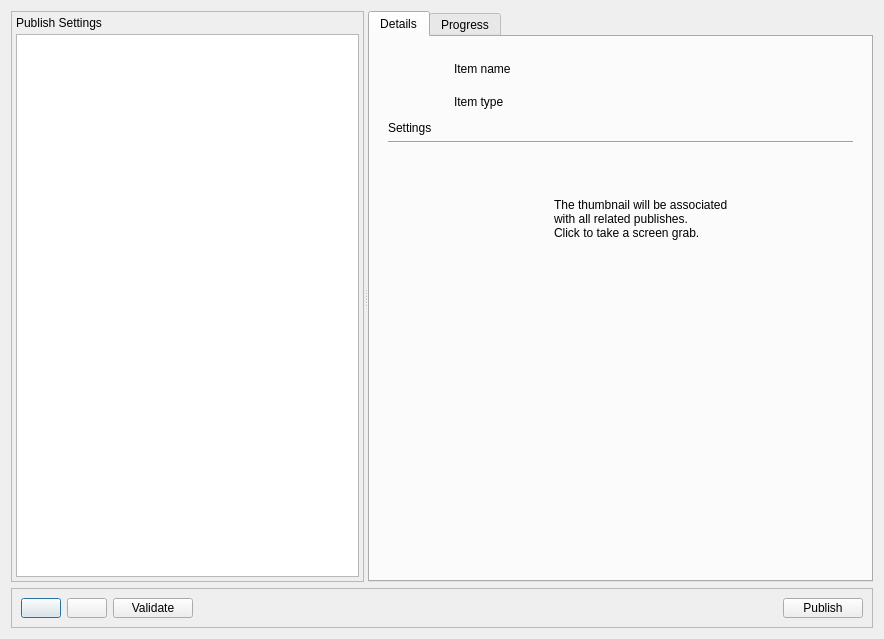
This is resources/dialog.ui in shotgunsoftware/tk-multi-publish2 as Qt 5 draws it before an edit. The edited form follows.
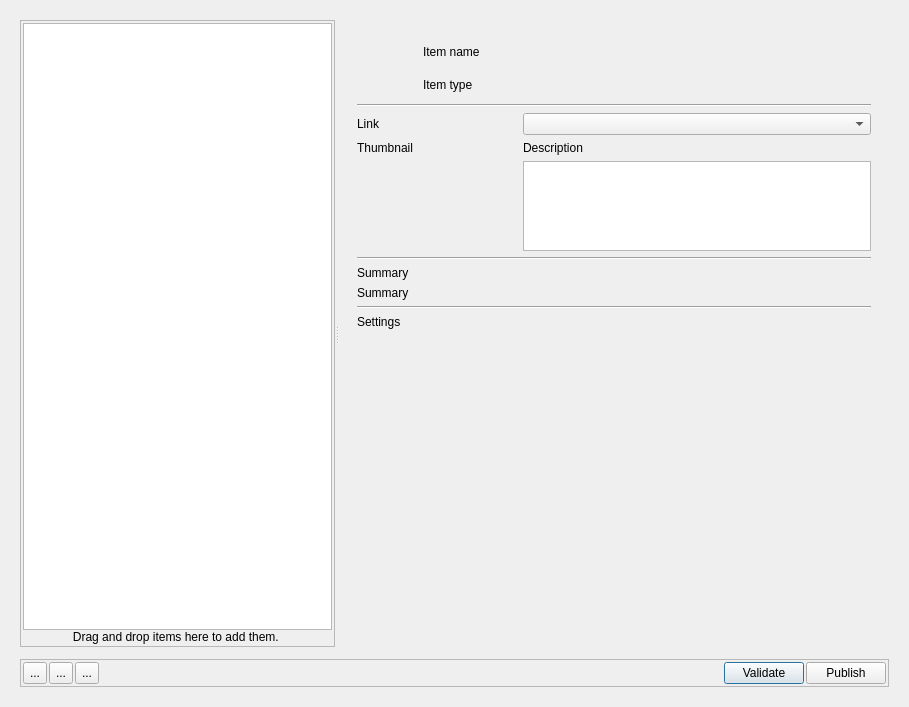
This is the edited form. The open tabs and pages were chosen to show the change. Icons and pictures are not drawn. Custom widgets are drawn as their Qt base class.

What changed in the file:
```diff
--- a/resources/dialog.ui
+++ b/resources/dialog.ui
@@ -6,22 +6,143 @@
    <rect>
     <x>0</x>
     <y>0</y>
-    <width>884</width>
-    <height>639</height>
+    <width>909</width>
+    <height>707</height>
    </rect>
   </property>
   <property name="windowTitle">
    <string>Shotgun Publish</string>
   </property>
+  <layout class="QVBoxLayout" name="verticalLayout_7">
+   <item>
+    <widget class="QStackedWidget" name="main_stack">
+     <property name="currentIndex">
+      <number>1</number>
+     </property>
+     <widget class="QWidget" name="large_drop_area_frame">
   <layout class="QVBoxLayout" name="verticalLayout_3">
    <item>
-    <widget class="QSplitter" name="splitter">
-     <property name="orientation">
-      <enum>Qt::Horizontal</enum>
-     </property>
-     <widget class="QWidget" name="verticalLayoutWidget">
+        <widget class="DropAreaFrame" name="large_drop_area">
+         <property name="frameShape">
+          <enum>QFrame::StyledPanel</enum>
+         </property>
+         <property name="frameShadow">
+          <enum>QFrame::Raised</enum>
+         </property>
       <layout class="QVBoxLayout" name="verticalLayout">
        <item>
+           <spacer name="verticalSpacer">
+            <property name="orientation">
+             <enum>Qt::Vertical</enum>
+            </property>
+            <property name="sizeHint" stdset="0">
+             <size>
+              <width>20</width>
+              <height>98</height>
+             </size>
+            </property>
+           </spacer>
+          </item>
+          <item>
+           <layout class="QHBoxLayout" name="horizontalLayout_3">
+            <item>
+             <spacer name="horizontalSpacer_4">
+              <property name="orientation">
+               <enum>Qt::Horizontal</enum>
+              </property>
+              <property name="sizeHint" stdset="0">
+               <size>
+                <width>40</width>
+                <height>20</height>
+               </size>
+              </property>
+             </spacer>
+            </item>
+            <item>
+             <widget class="QLabel" name="label_5">
+              <property name="minimumSize">
+               <size>
+                <width>128</width>
+                <height>128</height>
+               </size>
+              </property>
+              <property name="maximumSize">
+               <size>
+                <width>128</width>
+                <height>128</height>
+               </size>
+              </property>
+              <property name="text">
+               <string/>
+              </property>
+              <property name="pixmap">
+               <pixmap resource="resources.qrc">:/tk_multi_publish2/icon_256.png</pixmap>
+              </property>
+              <property name="scaledContents">
+               <bool>true</bool>
+              </property>
+              <property name="alignment">
+               <set>Qt::AlignCenter</set>
+              </property>
+             </widget>
+            </item>
+            <item>
+             <spacer name="horizontalSpacer_5">
+              <property name="orientation">
+               <enum>Qt::Horizontal</enum>
+              </property>
+              <property name="sizeHint" stdset="0">
+               <size>
+                <width>40</width>
+                <height>20</height>
+               </size>
+              </property>
+             </spacer>
+            </item>
+           </layout>
+          </item>
+          <item>
+           <widget class="QLabel" name="large_drop_area_label">
+            <property name="text">
+             <string>Drag and drop 
+files you want to publish.</string>
+            </property>
+            <property name="alignment">
+             <set>Qt::AlignCenter</set>
+            </property>
+           </widget>
+          </item>
+          <item>
+           <spacer name="verticalSpacer_2">
+            <property name="orientation">
+             <enum>Qt::Vertical</enum>
+            </property>
+            <property name="sizeHint" stdset="0">
+             <size>
+              <width>20</width>
+              <height>213</height>
+             </size>
+            </property>
+           </spacer>
+          </item>
+         </layout>
+        </widget>
+       </item>
+      </layout>
+     </widget>
+     <widget class="QWidget" name="main_ui_frame">
+      <layout class="QVBoxLayout" name="verticalLayout_4">
+       <item>
+        <widget class="QSplitter" name="splitter">
+         <property name="sizePolicy">
+          <sizepolicy hsizetype="Expanding" vsizetype="Expanding">
+           <horstretch>0</horstretch>
+           <verstretch>0</verstretch>
+          </sizepolicy>
+         </property>
+         <property name="orientation">
+          <enum>Qt::Horizontal</enum>
+         </property>
         <widget class="DropAreaFrame" name="frame">
          <property name="frameShape">
           <enum>QFrame::StyledPanel</enum>
@@ -34,30 +155,22 @@
            <number>0</number>
           </property>
           <property name="margin">
-           <number>0</number>
+            <number>2</number>
           </property>
           <item>
-           <widget class="QStackedWidget" name="items_tree_stack">
-            <property name="currentIndex">
-             <number>0</number>
-            </property>
-            <widget class="QWidget" name="page">
-             <layout class="QVBoxLayout" name="verticalLayout_15">
-              <property name="spacing">
-               <number>4</number>
-              </property>
-              <property name="margin">
-               <number>4</number>
-              </property>
-              <item>
-               <widget class="QLabel" name="items_tree_label">
-                <property name="text">
-                 <string>Please choose items to publish</string>
-                </property>
-               </widget>
-              </item>
-              <item>
-               <widget class="QTreeWidget" name="items_tree">
+            <widget class="PublishTreeWidget" name="items_tree">
+             <property name="acceptDrops">
+              <bool>true</bool>
+             </property>
+             <property name="dragEnabled">
+              <bool>true</bool>
+             </property>
+             <property name="dragDropMode">
+              <enum>QAbstractItemView::InternalMove</enum>
+             </property>
+             <property name="selectionMode">
+              <enum>QAbstractItemView::ExtendedSelection</enum>
+             </property>
                 <attribute name="headerVisible">
                  <bool>false</bool>
                 </attribute>
@@ -68,76 +181,31 @@
                 </column>
                </widget>
               </item>
-             </layout>
-            </widget>
-            <widget class="QWidget" name="page_2">
-             <layout class="QVBoxLayout" name="verticalLayout_14">
-              <property name="spacing">
-               <number>4</number>
-              </property>
-              <property name="margin">
-               <number>4</number>
-              </property>
               <item>
-               <widget class="QLabel" name="reversed_items_tree_label">
+            <widget class="QLabel" name="text_below_item_tree">
                 <property name="text">
-                 <string>Publish Settings</string>
-                </property>
-               </widget>
-              </item>
-              <item>
-               <widget class="QTreeWidget" name="reversed_items_tree">
-                <attribute name="headerVisible">
-                 <bool>false</bool>
-                </attribute>
-                <column>
-                 <property name="text">
-                  <string notr="true">1</string>
-                 </property>
-                </column>
+              <string>Drag and drop items here to add them. </string>
+             </property>
+             <property name="alignment">
+              <set>Qt::AlignCenter</set>
+             </property>
                </widget>
               </item>
              </layout>
             </widget>
-           </widget>
-          </item>
-         </layout>
-        </widget>
-       </item>
-      </layout>
-     </widget>
-     <widget class="QTabWidget" name="right_tabs">
-      <property name="currentIndex">
-       <number>0</number>
-      </property>
-      <widget class="QWidget" name="details_tab">
-       <attribute name="title">
-        <string>Details</string>
-       </attribute>
+         <widget class="QFrame" name="details_frame">
        <layout class="QVBoxLayout" name="verticalLayout_5">
         <item>
          <widget class="QStackedWidget" name="details_stack">
           <property name="currentIndex">
            <number>0</number>
           </property>
-          <widget class="QWidget" name="details_summary">
-           <widget class="Line" name="summary_divider">
-            <property name="geometry">
-             <rect>
-              <x>12</x>
-              <y>85</y>
-              <width>455</width>
-              <height>16</height>
-             </rect>
-            </property>
-            <property name="orientation">
-             <enum>Qt::Horizontal</enum>
-            </property>
-           </widget>
-           <widget class="QWidget" name="">
+             <widget class="QWidget" name="details_item">
+              <layout class="QVBoxLayout" name="verticalLayout_6">
+               <item>
             <layout class="QHBoxLayout" name="horizontalLayout_2">
              <item>
-              <widget class="QLabel" name="summary_icon">
+                  <widget class="QLabel" name="item_icon">
                <property name="minimumSize">
                 <size>
                  <width>60</width>
@@ -159,83 +227,95 @@
               </widget>
              </item>
              <item>
-              <widget class="QLabel" name="summary_header">
+                  <layout class="QVBoxLayout" name="verticalLayout_12">
+                   <item>
+                    <widget class="QLabel" name="item_name">
+                     <property name="sizePolicy">
+                      <sizepolicy hsizetype="Ignored" vsizetype="Preferred">
+                       <horstretch>0</horstretch>
+                       <verstretch>0</verstretch>
+                      </sizepolicy>
+                     </property>
                <property name="text">
-                <string>SUMMARY</string>
-               </property>
-               <property name="wordWrap">
-                <bool>true</bool>
-               </property>
-              </widget>
-             </item>
-            </layout>
-           </widget>
-           <widget class="QWidget" name="">
-            <property name="geometry">
-             <rect>
-              <x>17</x>
-              <y>100</y>
-              <width>341</width>
-              <height>325</height>
-             </rect>
-            </property>
-            <layout class="QFormLayout" name="formLayout">
-             <item row="0" column="0">
-              <widget class="QLabel" name="label_4">
+                      <string>Item name</string>
+                     </property>
+                    </widget>
+                   </item>
+                   <item>
+                    <widget class="QLabel" name="item_type">
+                     <property name="sizePolicy">
+                      <sizepolicy hsizetype="Ignored" vsizetype="Preferred">
+                       <horstretch>0</horstretch>
+                       <verstretch>0</verstretch>
+                      </sizepolicy>
+                     </property>
                <property name="text">
-                <string>Publishing to</string>
+                      <string>Item type</string>
                </property>
               </widget>
              </item>
-             <item row="0" column="1">
-              <widget class="QStackedWidget" name="context_stack">
-               <property name="currentIndex">
-                <number>0</number>
-               </property>
-               <widget class="QWidget" name="context_display">
-                <layout class="QHBoxLayout" name="horizontalLayout_9">
-                 <property name="spacing">
-                  <number>0</number>
-                 </property>
-                 <property name="margin">
-                  <number>0</number>
-                 </property>
+                  </layout>
+                 </item>
+                </layout>
+               </item>
                  <item>
-                  <layout class="QHBoxLayout" name="horizontalLayout_3">
-                   <property name="spacing">
-                    <number>0</number>
-                   </property>
-                   <item>
-                    <widget class="QLabel" name="summary_context">
-                     <property name="text">
-                      <string>Current Context</string>
-                     </property>
+                <widget class="Line" name="item_divider_1">
+                 <property name="orientation">
+                  <enum>Qt::Horizontal</enum>
+                 </property>
                     </widget>
                    </item>
                    <item>
-                    <widget class="QToolButton" name="summary_context_edit">
-                     <property name="text">
-                      <string>...</string>
-                     </property>
-                    </widget>
-                   </item>
-                  </layout>
-                 </item>
-                </layout>
-               </widget>
-               <widget class="QWidget" name="context_input">
-                <layout class="QHBoxLayout" name="horizontalLayout_8">
-                 <property name="spacing">
-                  <number>0</number>
-                 </property>
-                 <property name="margin">
-                  <number>0</number>
-                 </property>
-                 <item>
-                  <widget class="GlobalSearchWidget" name="summary_context_select"/>
-                 </item>
-                </layout>
-               </widget>
+                <layout class="QGridLayout" name="gridLayout">
+                 <item row="2" column="1">
+                  <widget class="QPlainTextEdit" name="item_comments">
+                   <property name="sizePolicy">
+                    <sizepolicy hsizetype="Expanding" vsizetype="Preferred">
+                     <horstretch>0</horstretch>
+                     <verstretch>0</verstretch>
+                    </sizepolicy>
+                   </property>
+                   <property name="minimumSize">
+                    <size>
+                     <width>0</width>
+                     <height>90</height>
+                    </size>
+                   </property>
+                   <property name="maximumSize">
+                    <size>
+                     <width>16777215</width>
+                     <height>90</height>
+                    </size>
+                   </property>
+                  </widget>
+                 </item>
+                 <item row="2" column="0">
+                  <widget class="Thumbnail" name="item_thumbnail">
+                   <property name="minimumSize">
+                    <size>
+                     <width>160</width>
+                     <height>90</height>
+                    </size>
+                   </property>
+                   <property name="maximumSize">
+                    <size>
+                     <width>160</width>
+                     <height>90</height>
+                    </size>
+                   </property>
+                   <property name="text">
+                    <string/>
+                   </property>
+                   <property name="scaledContents">
+                    <bool>true</bool>
+                   </property>
+                  </widget>
+                 </item>
+                 <item row="1" column="1">
+                  <widget class="QLabel" name="label_6">
+                   <property name="text">
+                    <string>Description</string>
+                   </property>
               </widget>
              </item>
              <item row="1" column="0">
@@ -245,40 +325,64 @@
                </property>
               </widget>
              </item>
-             <item row="1" column="1">
-              <widget class="Thumbnail" name="summary_thumbnail">
-               <property name="minimumSize">
-                <size>
-                 <width>160</width>
-                 <height>90</height>
-                </size>
-               </property>
-               <property name="maximumSize">
-                <size>
-                 <width>160</width>
-                 <height>90</height>
-                </size>
-               </property>
+                 <item row="0" column="0">
+                  <widget class="QLabel" name="label_4">
+                   <property name="text">
+                    <string>Link</string>
+                   </property>
+                  </widget>
+                 </item>
+                 <item row="0" column="1">
+                  <widget class="QComboBox" name="item_context"/>
+                 </item>
+                </layout>
+               </item>
+               <item>
+                <widget class="Line" name="item_divider_3">
+                 <property name="orientation">
+                  <enum>Qt::Horizontal</enum>
+                 </property>
+                </widget>
+               </item>
+               <item>
+                <widget class="QLabel" name="item_summary_label">
                <property name="text">
-                <string/>
-               </property>
-               <property name="scaledContents">
-                <bool>true</bool>
+                  <string>Summary</string>
+                 </property>
+                </widget>
+               </item>
+               <item>
+                <widget class="QLabel" name="item_summary">
+                 <property name="text">
+                  <string>Summary</string>
                </property>
               </widget>
              </item>
-             <item row="2" column="0">
-              <widget class="QLabel" name="label_3">
+               <item>
+                <widget class="Line" name="item_divider_2">
+                 <property name="orientation">
+                  <enum>Qt::Horizontal</enum>
+                 </property>
+                </widget>
+               </item>
+               <item>
+                <widget class="QLabel" name="item_settings_label">
                <property name="text">
-                <string>Description</string>
+                  <string>Settings</string>
                </property>
               </widget>
              </item>
-             <item row="2" column="1">
-              <widget class="QPlainTextEdit" name="summary_comments"/>
-             </item>
-            </layout>
-           </widget>
+               <item>
+                <widget class="SettingsWidget" name="item_settings" native="true">
+                 <property name="sizePolicy">
+                  <sizepolicy hsizetype="Preferred" vsizetype="Expanding">
+                   <horstretch>0</horstretch>
+                   <verstretch>0</verstretch>
+                  </sizepolicy>
+                 </property>
+                </widget>
+               </item>
+              </layout>
           </widget>
           <widget class="QWidget" name="details_task">
            <layout class="QVBoxLayout" name="verticalLayout_11">
@@ -351,192 +455,8 @@
             </item>
            </layout>
           </widget>
-          <widget class="QWidget" name="details_plugin">
-           <layout class="QVBoxLayout" name="verticalLayout_10">
-            <item>
-             <layout class="QHBoxLayout" name="horizontalLayout_5">
-              <item>
-               <widget class="QLabel" name="plugin_icon">
-                <property name="minimumSize">
-                 <size>
-                  <width>60</width>
-                  <height>60</height>
-                 </size>
-                </property>
-                <property name="maximumSize">
-                 <size>
-                  <width>60</width>
-                  <height>60</height>
-                 </size>
-                </property>
-                <property name="text">
-                 <string/>
-                </property>
-                <property name="scaledContents">
-                 <bool>true</bool>
-                </property>
-               </widget>
-              </item>
-              <item>
-               <widget class="QLabel" name="plugin_name">
-                <property name="text">
-                 <string>Plugin Name</string>
-                </property>
-               </widget>
-              </item>
-             </layout>
-            </item>
-            <item>
-             <widget class="QLabel" name="plugin_description">
-              <property name="text">
-               <string>Description</string>
-              </property>
-              <property name="wordWrap">
-               <bool>true</bool>
-              </property>
-             </widget>
-            </item>
-            <item>
-             <widget class="QLabel" name="plugin_settings_label">
-              <property name="text">
-               <string>Settings</string>
-              </property>
-             </widget>
-            </item>
-            <item>
-             <widget class="Line" name="plugin_divider">
-              <property name="orientation">
-               <enum>Qt::Horizontal</enum>
-              </property>
-             </widget>
-            </item>
-            <item>
-             <widget class="SettingsWidget" name="plugin_settings" native="true">
-              <property name="sizePolicy">
-               <sizepolicy hsizetype="Preferred" vsizetype="Expanding">
-                <horstretch>0</horstretch>
-                <verstretch>0</verstretch>
-               </sizepolicy>
-              </property>
-             </widget>
-            </item>
-           </layout>
-          </widget>
-          <widget class="QWidget" name="details_item">
-           <layout class="QVBoxLayout" name="verticalLayout_13">
-            <item>
-             <layout class="QHBoxLayout" name="horizontalLayout_6">
-              <item>
-               <widget class="QLabel" name="item_icon">
-                <property name="minimumSize">
-                 <size>
-                  <width>60</width>
-                  <height>60</height>
-                 </size>
-                </property>
-                <property name="maximumSize">
-                 <size>
-                  <width>60</width>
-                  <height>60</height>
-                 </size>
-                </property>
-                <property name="text">
-                 <string/>
-                </property>
-                <property name="scaledContents">
-                 <bool>true</bool>
-                </property>
-               </widget>
-              </item>
-              <item>
-               <layout class="QVBoxLayout" name="verticalLayout_12">
-                <item>
-                 <widget class="QLabel" name="item_name">
-                  <property name="text">
-                   <string>Item name</string>
-                  </property>
-                 </widget>
-                </item>
-                <item>
-                 <widget class="QLabel" name="item_type">
-                  <property name="text">
-                   <string>Item type</string>
-                  </property>
-                 </widget>
-                </item>
-               </layout>
-              </item>
-             </layout>
-            </item>
-            <item>
-             <widget class="QLabel" name="item_settings_label">
-              <property name="text">
-               <string>Settings</string>
-              </property>
-             </widget>
-            </item>
-            <item>
-             <widget class="Line" name="item_divider">
-              <property name="orientation">
-               <enum>Qt::Horizontal</enum>
-              </property>
-             </widget>
-            </item>
-            <item>
-             <layout class="QHBoxLayout" name="horizontalLayout_7">
-              <item>
-               <widget class="Thumbnail" name="item_thumbnail">
-                <property name="minimumSize">
-                 <size>
-                  <width>160</width>
-                  <height>90</height>
-                 </size>
-                </property>
-                <property name="maximumSize">
-                 <size>
-                  <width>160</width>
-                  <height>90</height>
-                 </size>
-                </property>
-                <property name="text">
-                 <string/>
-                </property>
-                <property name="scaledContents">
-                 <bool>true</bool>
-                </property>
-               </widget>
-              </item>
-              <item>
-               <widget class="QLabel" name="item_description_2">
-                <property name="text">
-                 <string>The thumbnail will be associated
-with all related publishes.
-Click to take a screen grab.</string>
-                </property>
-                <property name="alignment">
-                 <set>Qt::AlignBottom|Qt::AlignLeading|Qt::AlignLeft</set>
-                </property>
-                <property name="wordWrap">
-                 <bool>true</bool>
-                </property>
-               </widget>
-              </item>
-             </layout>
-            </item>
-            <item>
-             <widget class="SettingsWidget" name="item_settings" native="true">
-              <property name="sizePolicy">
-               <sizepolicy hsizetype="Preferred" vsizetype="Expanding">
-                <horstretch>0</horstretch>
-                <verstretch>0</verstretch>
-               </sizepolicy>
-              </property>
-             </widget>
-            </item>
-           </layout>
-          </widget>
-          <widget class="QWidget" name="details_select">
-           <layout class="QVBoxLayout" name="verticalLayout_6">
+             <widget class="QWidget" name="details_please_select">
+              <layout class="QVBoxLayout" name="verticalLayout_8">
             <item>
              <widget class="QLabel" name="please_select_an_item">
               <property name="text">
@@ -554,26 +474,16 @@
         </item>
        </layout>
       </widget>
-      <widget class="QWidget" name="progress_tab">
-       <attribute name="title">
-        <string>Progress</string>
-       </attribute>
-       <layout class="QVBoxLayout" name="verticalLayout_4">
+        </widget>
+       </item>
         <item>
-         <widget class="QTreeWidget" name="log_tree">
-          <attribute name="headerVisible">
-           <bool>false</bool>
-          </attribute>
-          <column>
-           <property name="text">
-            <string notr="true">1</string>
-           </property>
-          </column>
-         </widget>
-        </item>
-       </layout>
-      </widget>
-     </widget>
+        <widget class="ProgressWidget" name="progress_widget" native="true">
+         <property name="sizePolicy">
+          <sizepolicy hsizetype="Preferred" vsizetype="Preferred">
+           <horstretch>0</horstretch>
+           <verstretch>0</verstretch>
+          </sizepolicy>
+         </property>
     </widget>
    </item>
    <item>
@@ -581,7 +491,7 @@
      <property name="maximumSize">
       <size>
        <width>16777215</width>
-       <height>40</height>
+           <height>50</height>
       </size>
      </property>
      <property name="frameShape">
@@ -591,26 +501,87 @@
       <enum>QFrame::Raised</enum>
      </property>
      <layout class="QHBoxLayout" name="horizontalLayout">
+          <property name="spacing">
+           <number>2</number>
+          </property>
+          <property name="margin">
+           <number>2</number>
+          </property>
       <item>
-       <widget class="QPushButton" name="options">
+           <widget class="QToolButton" name="delete_items">
+            <property name="maximumSize">
+             <size>
+              <width>32</width>
+              <height>32</height>
+             </size>
+            </property>
+            <property name="toolTip">
+             <string>Delete selected items</string>
+            </property>
+            <property name="text">
+             <string>...</string>
+            </property>
         <property name="icon">
          <iconset resource="resources.qrc">
-          <normaloff>:/tk_multi_publish2/tick.png</normaloff>:/tk_multi_publish2/tick.png</iconset>
-        </property>
+              <normaloff>:/tk_multi_publish2/trash.png</normaloff>:/tk_multi_publish2/trash.png</iconset>
+            </property>
+            <property name="iconSize">
+             <size>
+              <width>32</width>
+              <height>32</height>
+             </size>
+            </property>
        </widget>
       </item>
       <item>
-       <widget class="QPushButton" name="swap">
+           <widget class="QToolButton" name="expand_all">
+            <property name="maximumSize">
+             <size>
+              <width>32</width>
+              <height>32</height>
+             </size>
+            </property>
+            <property name="toolTip">
+             <string>Expand all items</string>
+            </property>
+            <property name="text">
+             <string>...</string>
+            </property>
         <property name="icon">
          <iconset resource="resources.qrc">
-          <normaloff>:/tk_multi_publish2/yinyang.png</normaloff>:/tk_multi_publish2/yinyang.png</iconset>
-        </property>
+              <normaloff>:/tk_multi_publish2/expand.png</normaloff>:/tk_multi_publish2/expand.png</iconset>
+            </property>
+            <property name="iconSize">
+             <size>
+              <width>32</width>
+              <height>32</height>
+             </size>
+            </property>
        </widget>
       </item>
       <item>
-       <widget class="QPushButton" name="validate">
+           <widget class="QToolButton" name="collapse_all">
+            <property name="maximumSize">
+             <size>
+              <width>32</width>
+              <height>32</height>
+             </size>
+            </property>
+            <property name="toolTip">
+             <string>Collapse all items</string>
+            </property>
         <property name="text">
-         <string>Validate</string>
+             <string>...</string>
+            </property>
+            <property name="icon">
+             <iconset resource="resources.qrc">
+              <normaloff>:/tk_multi_publish2/contract.png</normaloff>:/tk_multi_publish2/contract.png</iconset>
+            </property>
+            <property name="iconSize">
+             <size>
+              <width>32</width>
+              <height>32</height>
+             </size>
         </property>
        </widget>
       </item>
@@ -627,6 +598,13 @@
         </property>
        </spacer>
       </item>
+          <item>
+           <widget class="QPushButton" name="validate">
+            <property name="text">
+             <string>Validate</string>
+            </property>
+           </widget>
+          </item>
       <item>
        <widget class="QPushButton" name="publish">
         <property name="text">
@@ -639,6 +617,10 @@
    </item>
   </layout>
  </widget>
+    </widget>
+   </item>
+  </layout>
+ </widget>
  <customwidgets>
   <customwidget>
    <class>DropAreaFrame</class>
@@ -658,9 +640,15 @@
    <container>1</container>
   </customwidget>
   <customwidget>
-   <class>GlobalSearchWidget</class>
-   <extends>QLineEdit</extends>
-   <header>..qtwidgets</header>
+   <class>PublishTreeWidget</class>
+   <extends>QTreeWidget</extends>
+   <header>..publish_tree_widget</header>
+  </customwidget>
+  <customwidget>
+   <class>ProgressWidget</class>
+   <extends>QWidget</extends>
+   <header>..progress_widget</header>
+   <container>1</container>
   </customwidget>
  </customwidgets>
  <resources>
```
Left out of the diff: 9 changed lines with no effect on the pictures. Lines whose indentation alone changed are shown as unchanged.
